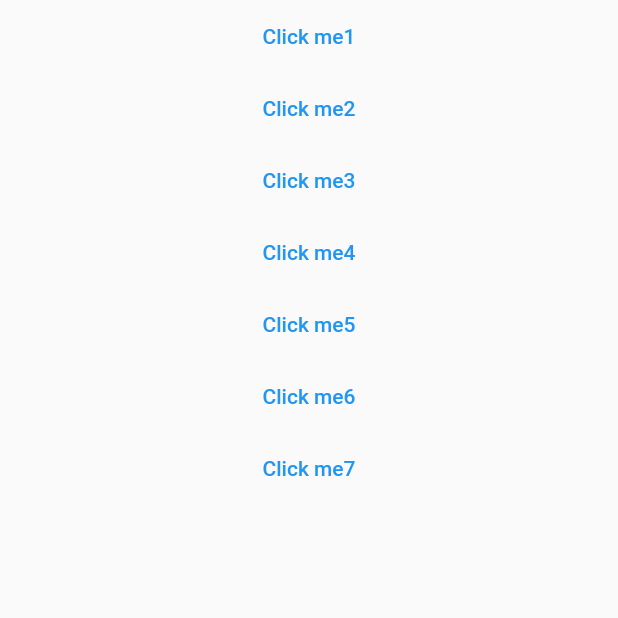
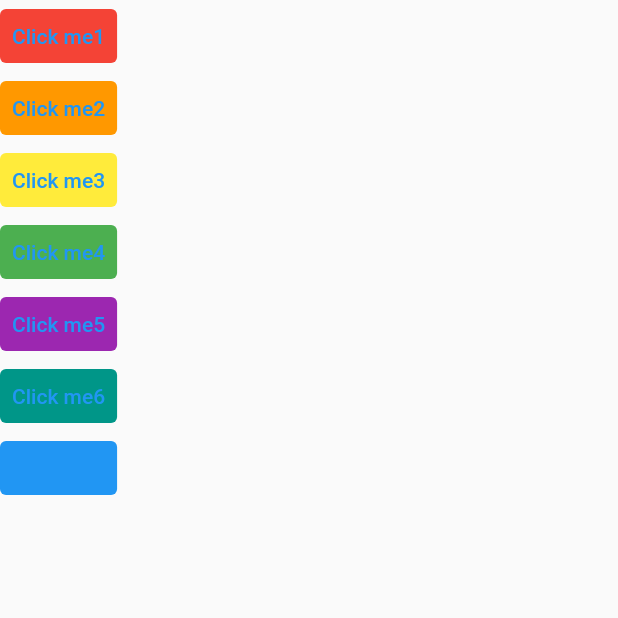
Before and after one commit to alriyadsouza/xylophone_flutter, a Flutter app: the screen it shows after launch, after a tap on "Click me2", on a phone screen of 412 x 824 dp, the top half of it. Run offline on Flutter 3.47's test engine with Material 2 defaults, Android fonts, the phone set to English and light mode, and no system bars; our stand-ins replace assets_audio_player.

Commit message:
added sound

```diff
--- a/lib/main.dart
+++ b/lib/main.dart
@@ -5,7 +5,14 @@ void main() => runApp(const XylophoneApp());
 
 class XylophoneApp extends StatelessWidget {
   const XylophoneApp({super.key});
+  void soundButton(int Sound)
+  {
+    final assetsAudioPlayer = AssetsAudioPlayer();
 
+    assetsAudioPlayer.open(
+      Audio("assets/note$Sound.wav"),
+    );
+  }
   @override
   Widget build(BuildContext context) {
     return MaterialApp(
@@ -13,89 +20,68 @@ class XylophoneApp extends StatelessWidget {
         body: SafeArea(
           child: Column(
             children: [
-              Center(
-                child: TextButton(
+              TextButton(
+                style: TextButton.styleFrom(
+                  backgroundColor: Colors.red,// foreground
+                ),
                 onPressed: () {
-                    final assetsAudioPlayer = AssetsAudioPlayer();
-
-                    assetsAudioPlayer.open(
-                      Audio("assets/note1.wav"),
-                    );
+                  soundButton(1);
                 },
                 child: Text('Click me1'),
               ),
+              TextButton(
+                style: TextButton.styleFrom(
+                  backgroundColor: Colors.orange,// foreground
                 ),
-              Center(
-                child: TextButton(
                 onPressed: () {
-                    final assetsAudioPlayer = AssetsAudioPlayer();
-
-                    assetsAudioPlayer.open(
-                      Audio("assets/note2.wav"),
-                    );
+                  soundButton(2);
                 },
                 child: Text('Click me2'),
               ),
+              TextButton(
+                style: TextButton.styleFrom(
+                  backgroundColor: Colors.yellow,// foreground
                 ),
-              Center(
-                child: TextButton(
                 onPressed: () {
-                    final assetsAudioPlayer = AssetsAudioPlayer();
-
-                    assetsAudioPlayer.open(
-                      Audio("assets/note3.wav"),
-                    );
+                  soundButton(3);
                 },
                 child: Text('Click me3'),
               ),
+              TextButton(
+                style: TextButton.styleFrom(
+                  backgroundColor: Colors.green,// foreground
                 ),
-              Center(
-                child: TextButton(
                 onPressed: () {
-                    final assetsAudioPlayer = AssetsAudioPlayer();
-
-                    assetsAudioPlayer.open(
-                      Audio("assets/note4.wav"),
-                    );
+                  soundButton(4);
                 },
                 child: Text('Click me4'),
               ),
+              TextButton(
+                style: TextButton.styleFrom(
+                  backgroundColor: Colors.purple,// foreground
                 ),
-              Center(
-                child: TextButton(
                 onPressed: () {
-                    final assetsAudioPlayer = AssetsAudioPlayer();
-
-                    assetsAudioPlayer.open(
-                      Audio("assets/note5.wav"),
-                    );
+                  soundButton(5);
                 },
                 child: Text('Click me5'),
               ),
+              TextButton(
+                style: TextButton.styleFrom(
+                  backgroundColor: Colors.teal,// foreground
                 ),
-              Center(
-                child: TextButton(
                 onPressed: () {
-                    final assetsAudioPlayer = AssetsAudioPlayer();
-
-                    assetsAudioPlayer.open(
-                      Audio("assets/note6.wav"),
-                    );
+                  soundButton(6);
                 },
                 child: Text('Click me6'),
               ),
+              TextButton(
+                style: TextButton.styleFrom(
+                  backgroundColor: Colors.blue,// foreground
                 ),
-              Center(
-                child: TextButton(
                 onPressed: () {
-                    final assetsAudioPlayer = AssetsAudioPlayer();
-
-                    assetsAudioPlayer.open(
-                      Audio("assets/note7.wav"),
-                    );
+                  soundButton(7);
                 },
                 child: Text('Click me7'),
-                ),
               ),
             ],
           ),
```
Lines whose indentation alone changed are shown as unchanged.
